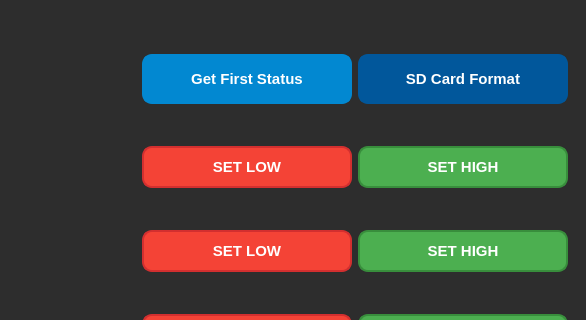
The window that mainwindow.ui (xemreyayla/mte-toolbox) describes before a commit, drawn with Qt 5; both pictures show x 314 to 900 and y 0 to 320 of the 900 by 600 pixel window.
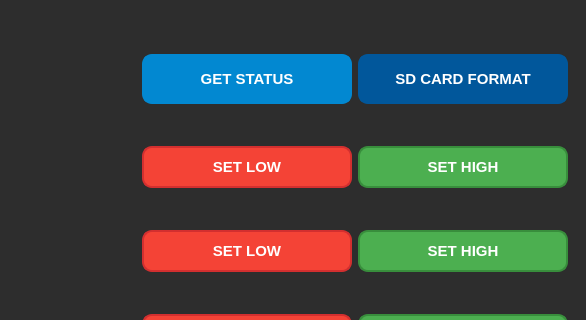
The same window after the commit.

Commit message: get first status button name changed to get status

The edit to the form file:
```diff
--- a/mainwindow.ui
+++ b/mainwindow.ui
@@ -888,7 +888,7 @@
 </string>
             </property>
             <property name="text">
-             <string>Get First Status</string>
+             <string>GET STATUS</string>
             </property>
            </widget>
           </item>
@@ -935,7 +935,7 @@
 }</string>
             </property>
             <property name="text">
-             <string>SD Card Format</string>
+             <string>SD CARD FORMAT</string>
             </property>
            </widget>
           </item>
```
Left out of the diff: 12 changed lines with no effect on the pictures.
